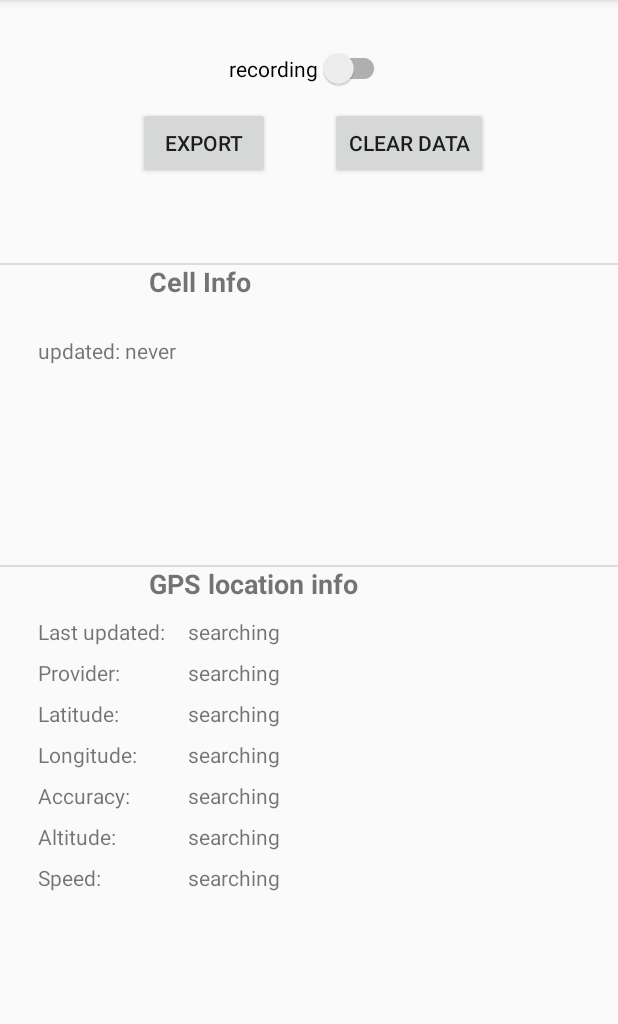
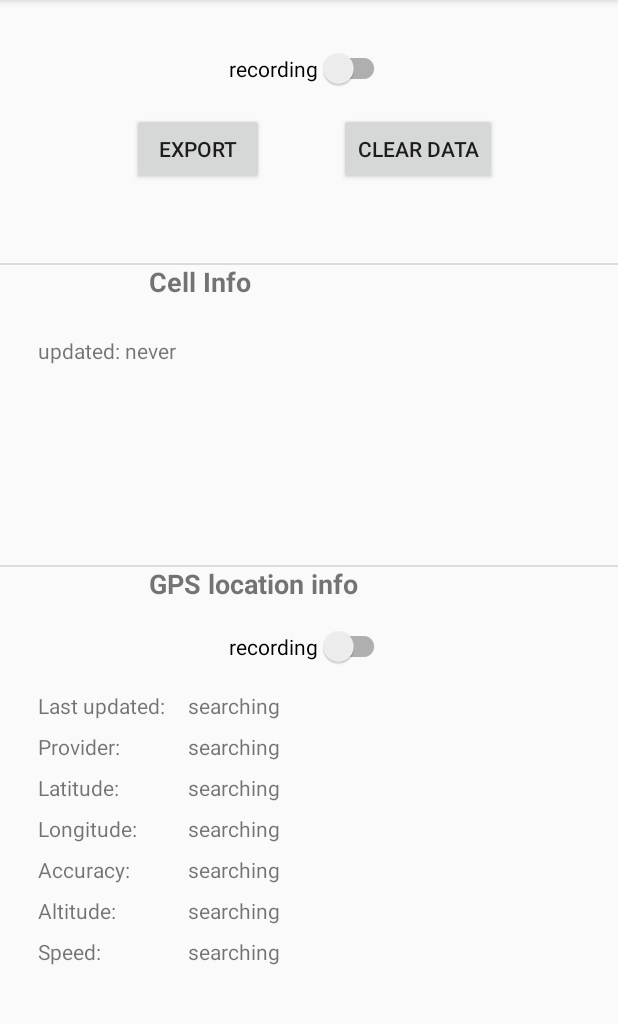
Before and after one commit to NetherlandsForensicInstitute/cellscanner, an Android app: the screen it shows after launch (MainActivity), on a phone screen of 412 x 824 dp, the part 84-1108 px from its top. Run offline under Robolectric (Android 15) with nearby library versions, the phone set to English and light mode, and no system bars.

Commit message:
record gps switch

```diff
--- a/app/src/main/res/layout/activity_main.xml
+++ b/app/src/main/res/layout/activity_main.xml
@@ -20,34 +20,42 @@
             app:layout_constraintStart_toStartOf="parent"
             app:layout_constraintTop_toTopOf="parent" />
 
+        <androidx.appcompat.widget.SwitchCompat
+            android:id="@+id/swGPSRecord"
+            android:layout_width="wrap_content"
+            android:layout_height="wrap_content"
+            android:layout_marginTop="16dp"
+            android:checked="false"
+            android:text="recording"
+            android:visibility="visible"
+            app:layout_constraintEnd_toEndOf="@+id/recorderSwitch"
+            app:layout_constraintTop_toBottomOf="@+id/editTextTextPersonName" />
+
         <Button
             android:id="@+id/exportButton"
             android:layout_width="wrap_content"
             android:layout_height="wrap_content"
-            android:layout_marginLeft="92dp"
-            android:layout_marginStart="92dp"
-            android:layout_marginTop="12dp"
+            android:layout_marginStart="88dp"
+            android:layout_marginTop="16dp"
             android:onClick="exportData"
             android:text="Export"
             app:layout_constraintStart_toStartOf="parent"
             app:layout_constraintTop_toBottomOf="@+id/recorderSwitch" />
 
+
         <Button
             android:id="@+id/clearButton"
             android:layout_width="wrap_content"
             android:layout_height="wrap_content"
+            android:layout_marginStart="8dp"
+            android:layout_marginTop="16dp"
             android:layout_marginEnd="8dp"
-            android:layout_marginLeft="8dp"
-            android:layout_marginRight="8dp"
-            android:layout_marginStart="8dp"
-            android:layout_marginTop="12dp"
             android:onClick="clearDatabase"
             android:text="Clear data"
             app:layout_constraintEnd_toEndOf="parent"
-            app:layout_constraintHorizontal_bias="0.29"
+            app:layout_constraintHorizontal_bias="0.368"
             app:layout_constraintStart_toEndOf="@+id/exportButton"
             app:layout_constraintTop_toBottomOf="@+id/recorderSwitch" />
-
 
         <View
             android:id="@+id/divideruno"
@@ -97,10 +105,10 @@
             android:layout_width="100dp"
             android:layout_height="wrap_content"
             android:layout_marginStart="25dp"
-            android:layout_marginTop="10dp"
+            android:layout_marginTop="16dp"
             android:text="Last updated:"
             app:layout_constraintStart_toStartOf="parent"
-            app:layout_constraintTop_toBottomOf="@+id/editTextTextPersonName" />
+            app:layout_constraintTop_toBottomOf="@+id/swGPSRecord" />
 
         <TextView
             android:id="@+id/textView4"
```
